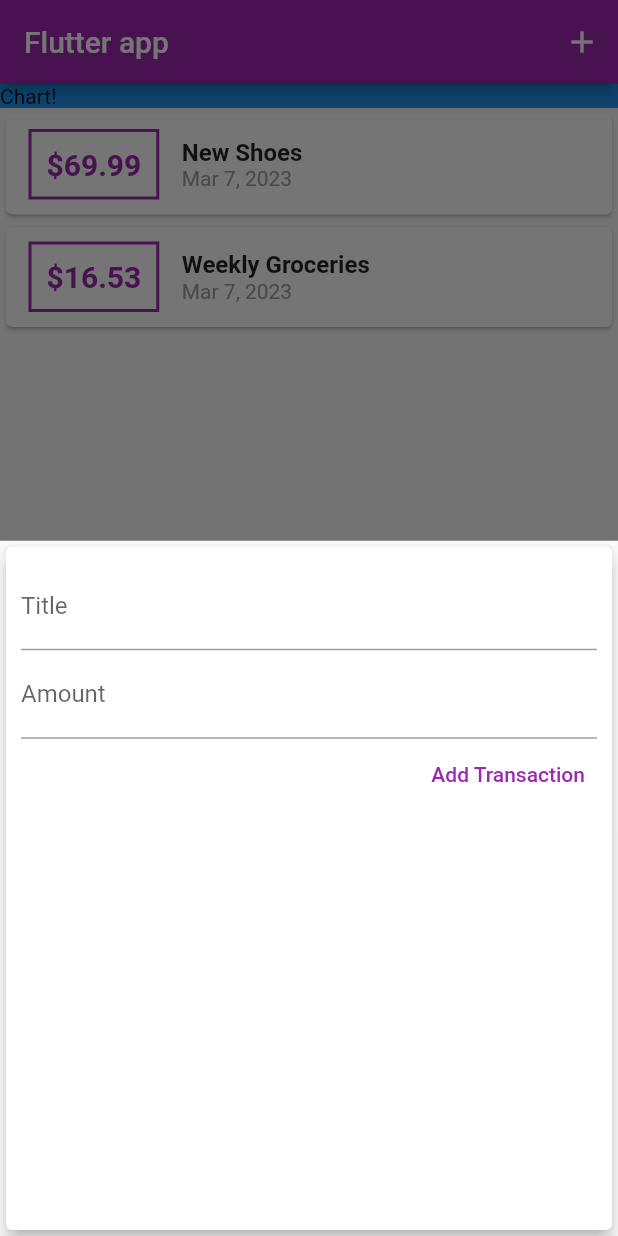
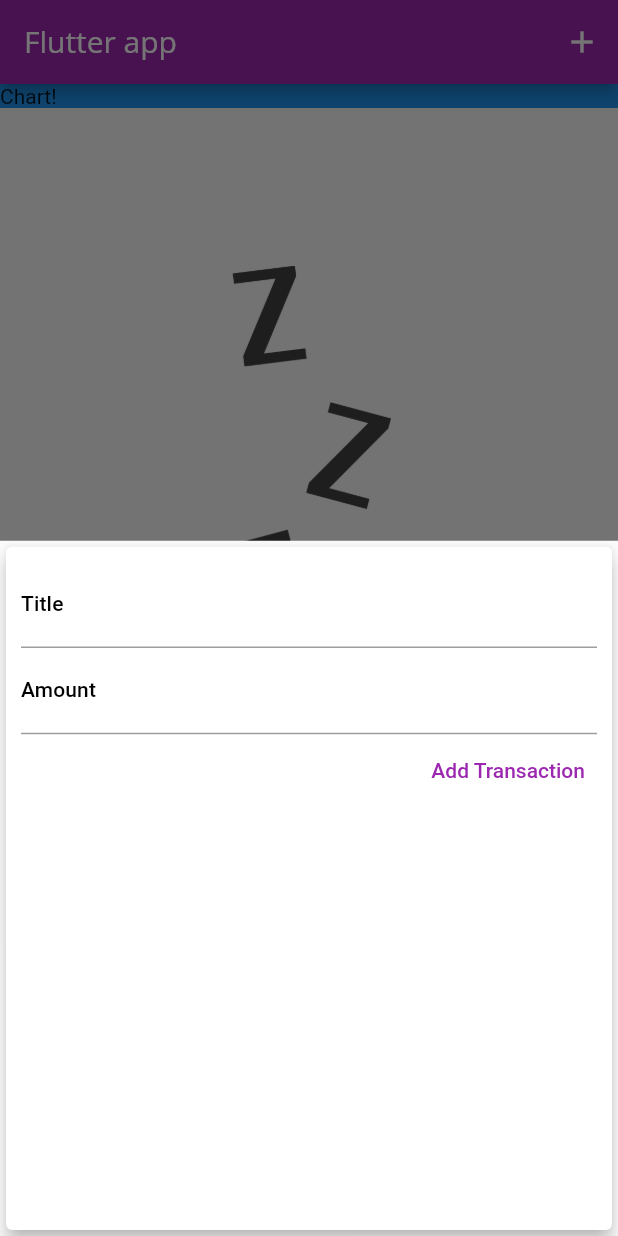
Before and after one commit to RakanW10/real_app_01, a Flutter app: the screen it shows after launch, after a tap on the "add" icon, on a phone screen of 412 x 824 dp. Run offline on Flutter 3.47's test engine with Material 2 defaults, Android fonts, the phone set to English and light mode, and no system bars.

Commit message:
after lecture 99

```diff
--- a/lib/main.dart
+++ b/lib/main.dart
@@ -13,6 +13,30 @@ class MyApp extends StatelessWidget {
       theme: ThemeData(
         primarySwatch: Colors.purple,
         accentColor: Colors.amber,
+        fontFamily: "Quicksand",
+        textTheme: ThemeData.light().textTheme.copyWith(
+              titleLarge: const TextStyle(
+                fontFamily: "OpenSans",
+                fontSize: 20,
+                fontWeight: FontWeight.bold,
+              ),
+              titleMedium: const TextStyle(
+                fontFamily: "OpenSans",
+                fontSize: 18,
+                fontWeight: FontWeight.bold,
+              ),
+              bodySmall: const TextStyle(
+                fontFamily: "OpenSans",
+                fontSize: 14,
+                fontWeight: FontWeight.bold,
+              ),
+            ),
+        appBarTheme: const AppBarTheme(
+          titleTextStyle: TextStyle(
+            fontFamily: 'OpenSans',
+            fontSize: 20,
+          ),
+        ),
       ),
       home: MyHomePage(),
     );
@@ -26,18 +50,18 @@ class MyHomePage extends StatefulWidget {
 
 class _MyHomePageState extends State<MyHomePage> {
   final List<Transaction> _userTransactions = [
-    Transaction(
-      id: "t1",
-      title: "New Shoes",
-      amount: 69.99,
-      date: DateTime.now(),
-    ),
-    Transaction(
-      id: "t2",
-      title: "Weekly Groceries",
-      amount: 16.53,
-      date: DateTime.now(),
-    ),
+    // Transaction(
+    //   id: "t1",
+    //   title: "New Shoes",
+    //   amount: 69.99,
+    //   date: DateTime.now(),
+    // ),
+    // Transaction(
+    //   id: "t2",
+    //   title: "Weekly Groceries",
+    //   amount: 16.53,
+    //   date: DateTime.now(),
+    // ),
   ];
   void _addNewTransaction(String txTitle, double txAmount) {
     final newTx = Transaction(
--- a/lib/widget/new_transaction.dart
+++ b/lib/widget/new_transaction.dart
@@ -38,13 +38,21 @@ class _NewTransationState extends State<NewTransation> {
             TextField(
               controller: titleController,
               onSubmitted: (_) => submitData(),
-              decoration: InputDecoration(labelText: "Title"),
+              style: Theme.of(context).textTheme.bodySmall,
+              decoration: InputDecoration(
+                labelText: "Title",
+                labelStyle: Theme.of(context).textTheme.titleSmall,
+              ),
             ),
             TextField(
               controller: amountController,
               keyboardType: TextInputType.number,
               onSubmitted: (_) => submitData(),
-              decoration: InputDecoration(labelText: "Amount"),
+              style: Theme.of(context).textTheme.bodySmall,
+              decoration: InputDecoration(
+                labelText: "Amount",
+                labelStyle: Theme.of(context).textTheme.titleSmall,
+              ),
             ),
             TextButton(
               onPressed: () => submitData(),
--- a/lib/widget/transaction_list.dart
+++ b/lib/widget/transaction_list.dart
@@ -10,7 +10,27 @@ class TransactionList extends StatelessWidget {
   Widget build(BuildContext context) {
     return Container(
       height: MediaQuery.of(context).size.height * 0.6,
-      child: ListView.builder(
+      child: transactions.isEmpty
+          ? Column(
+              mainAxisAlignment: MainAxisAlignment.center,
+              children: [
+                SizedBox(
+                  height: MediaQuery.of(context).size.height * 0.3,
+                  child: Image.asset(
+                    "assets/images/waiting.png",
+                    fit: BoxFit.cover,
+                  ),
+                ),
+                const SizedBox(
+                  height: 10,
+                ),
+                Text(
+                  "No transactions added yet!",
+                  style: Theme.of(context).textTheme.titleLarge,
+                ),
+              ],
+            )
+          : ListView.builder(
               itemCount: transactions.length,
               itemBuilder: (context, index) => Card(
                 child: Row(
@@ -41,12 +61,10 @@ class TransactionList extends StatelessWidget {
                       children: [
                         Text(
                           transactions[index].title,
-                    style: const TextStyle(
-                      fontSize: 16,
-                      fontWeight: FontWeight.bold,
+                          style: Theme.of(context).textTheme.titleMedium,
                         ),
-                  ),
-                  Text(DateFormat.yMMMd().format(transactions[index].date),
+                        Text(
+                            DateFormat.yMMMd().format(transactions[index].date),
                             style: const TextStyle(
                               color: Colors.grey,
                             )),
```
Also changed, not shown: pubspec.yaml (+14 -14 lines), assets/fonts/OpenSans-Bold.ttf (added), assets/fonts/OpenSans-Regular.ttf (added), assets/fonts/Quicksand-Bold.ttf (added), assets/fonts/Quicksand-Light.ttf (added), assets/fonts/Quicksand-Medium.ttf (added), assets/fonts/Quicksand-Regular.ttf (added), assets/images/waiting.png (added). Lines whose indentation alone changed are shown as unchanged.
